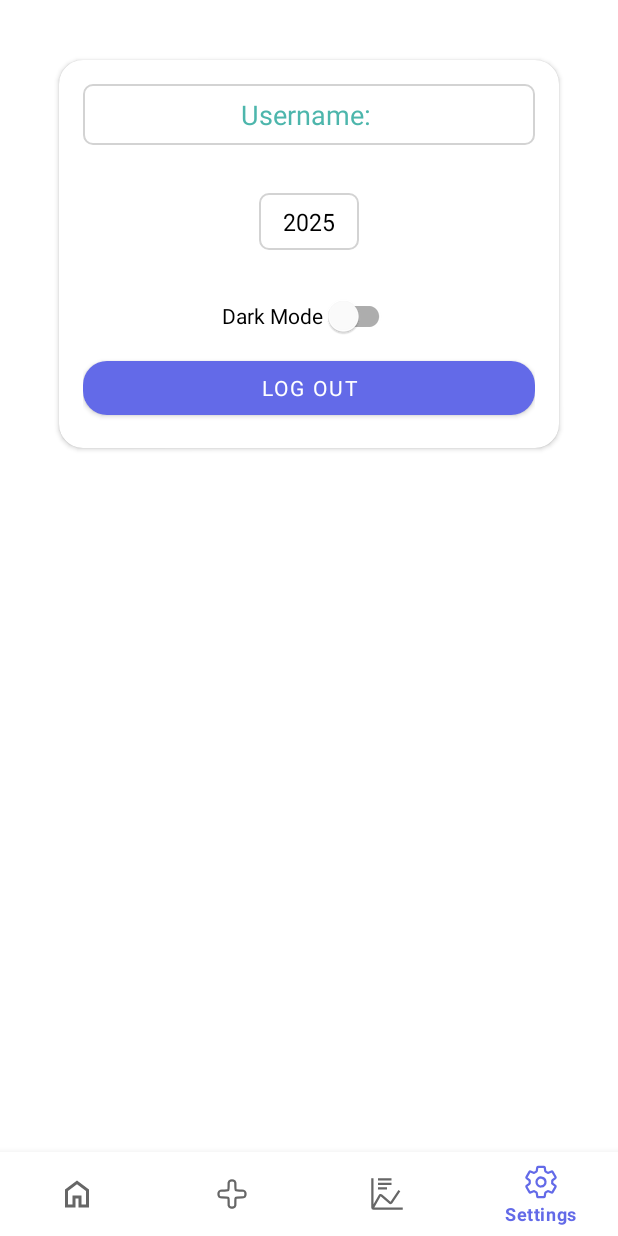
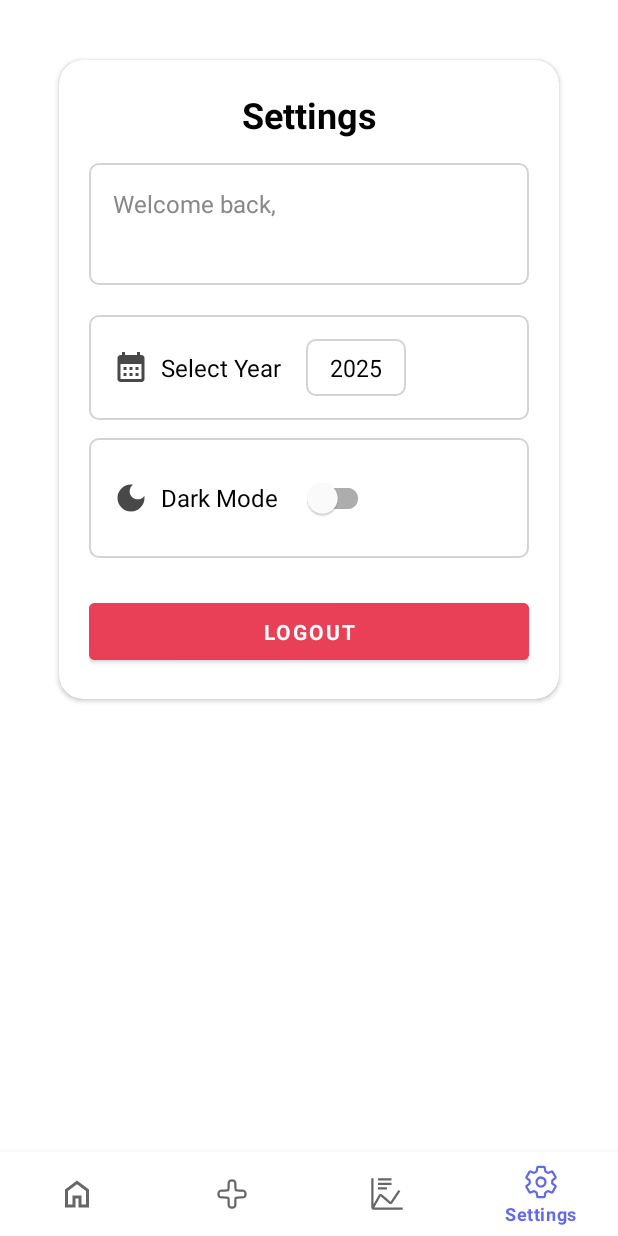
Before and after one commit to RaviRTirkey/Expense-Tracker, an Android app: the Settings screen opened through its navigation route, on a phone screen of 412 x 824 dp. Run offline under Robolectric (Android 15) with nearby library versions, the phone set to English and light mode, and no system bars; our stand-ins replace Firebase (no records; nobody signed in at launch, a user with empty details on screens opened directly), Room's generated code, navigation-ui.

Commit message:
8th commit. Improved Setting Page

```diff
--- a/app/src/main/java/com/example/expensetracker/Settings.kt
+++ b/app/src/main/java/com/example/expensetracker/Settings.kt
@@ -50,7 +50,7 @@ class Settings : Fragment() {
         val user = FirebaseAuth.getInstance().currentUser
         val email = user?.email ?: "Unknown User"
         val username = trimAfterSymbol(email, '@')
-        binding.usernameTextView.text = "Username: $username"
+        binding.usernameTextView.text = username
 
 
         //Select Year
--- /dev/null
+++ b/app/src/main/res/drawable/baseline_dark_mode_24.xml
@@ -0,0 +1,6 @@
+<vector xmlns:android="http://schemas.android.com/apk/res/android"
+    android:height="24dp" android:tint="?colorOnSurfaceVariant" android:viewportHeight="24" android:viewportWidth="24" android:width="24dp">
+
+    <path android:fillColor="@android:color/white" android:pathData="M12,3c-4.97,0 -9,4.03 -9,9s4.03,9 9,9s9,-4.03 9,-9c0,-0.46 -0.04,-0.92 -0.1,-1.36c-0.98,1.37 -2.58,2.26 -4.4,2.26c-2.98,0 -5.4,-2.42 -5.4,-5.4c0,-1.81 0.89,-3.42 2.26,-4.4C12.92,3.04 12.46,3 12,3L12,3z"/>
+
+</vector>
--- a/app/src/main/res/layout/fragment_settings.xml
+++ b/app/src/main/res/layout/fragment_settings.xml
@@ -22,56 +22,132 @@
         app:layout_constraintEnd_toEndOf="parent">
 
         <LinearLayout
+            android:orientation="vertical"
+            android:padding="20dp"
+            android:layout_width="match_parent"
+            android:layout_height="wrap_content">
+
+            <!-- Header -->
+            <LinearLayout
                 android:layout_width="match_parent"
                 android:layout_height="wrap_content"
-            android:gravity="center"
+                android:orientation="horizontal"
+                android:gravity="center_vertical"
+                android:paddingBottom="16dp">
+
+                <TextView
+                    android:id="@+id/settings_title"
+                    android:text="Settings"
+                    android:textColor="?colorOnSurface"
+                    android:textSize="24sp"
+                    android:textStyle="bold"
+                    android:layout_width="0dp"
+                    android:layout_weight="1"
+                    android:layout_height="wrap_content"
+                    android:gravity="center"/>
+
+            </LinearLayout>
+
+            <!-- Welcome Section -->
+            <LinearLayout
                 android:orientation="vertical"
-            android:padding="16dp">
+                android:background="@drawable/rectangle_spinner_bg"
+                android:padding="16dp"
+                android:layout_marginBottom="20dp"
+                android:layout_width="match_parent"
+                android:layout_height="wrap_content">
 
-            <!-- Username -->
+                <TextView
+                    android:text="Welcome back,"
+                    android:textSize="16sp"
+                    android:textColor="#888888"
+                    android:layout_width="wrap_content"
+                    android:layout_height="wrap_content"/>
+
                 <TextView
                     android:id="@+id/usernameTextView"
+                    android:text="John Doe"
+                    android:textSize="20sp"
+                    android:textStyle="bold"
+                    android:textColor="?colorOnSurface"
+                    android:layout_width="wrap_content"
+                    android:layout_height="wrap_content"/>
+
+            </LinearLayout>
+
+            <!-- Select Year -->
+            <LinearLayout
+                android:orientation="horizontal"
+                android:background="@drawable/rectangle_spinner_bg"
+                android:padding="16dp"
                 android:layout_width="match_parent"
                 android:layout_height="wrap_content"
-                android:layout_marginBottom="20dp"
+                android:gravity="center_vertical"
+                android:layout_marginBottom="12dp">
+
+                <ImageView
+                    android:src="@drawable/baseline_calendar_month_24"
+                    android:layout_width="24dp"
+                    android:layout_height="24dp"
+                    android:layout_marginEnd="8dp"/>
+
+                <TextView
+                    android:text="Select Year"
+                    android:textSize="16sp"
+                    android:layout_width="wrap_content"
+                    android:layout_height="wrap_content"
+                    android:layout_marginEnd="16dp"/>
+
+                <Spinner
+                    android:id="@+id/yearSpinner"
                     android:gravity="center"
                     android:background="@drawable/rectangle_spinner_bg"
-                android:text="Username: JohnDoe"
-                android:textColor="#4DB6AC"
-                android:textSize="18sp" />
+                    android:layout_width="wrap_content"
+                    android:layout_height="wrap_content"/>
+            </LinearLayout>
 
-            <!-- Year Selection -->
-            <Spinner
-                android:id="@+id/yearSpinner"
+            <!-- Dark Mode Switch -->
+            <LinearLayout
+                android:orientation="horizontal"
+                android:background="@drawable/rectangle_spinner_bg"
+                android:padding="16dp"
+                android:layout_width="match_parent"
+                android:layout_height="wrap_content"
+                android:gravity="center_vertical"
+                android:layout_marginBottom="24dp">
+
+                <ImageView
+                    android:src="@drawable/baseline_dark_mode_24"
+                    android:layout_width="24dp"
+                    android:layout_height="24dp"
+                    android:layout_marginEnd="8dp"/>
+
+                <TextView
+                    android:text="Dark Mode"
+                    android:textSize="16sp"
                     android:layout_width="wrap_content"
                     android:layout_height="wrap_content"
-                android:gravity="center"
-                android:background="@drawable/rectangle_spinner_bg"
-                android:layout_marginTop="12dp"
-                android:spinnerMode="dropdown"
-                android:padding="8dp" />
+                    android:layout_marginEnd="16dp"/>
 
-            <!-- Theme Toggle -->
                 <com.google.android.material.switchmaterial.SwitchMaterial
                     android:id="@+id/themeSwitch"
                     android:layout_width="wrap_content"
                     android:layout_height="wrap_content"
-                android:layout_marginTop="20dp"
-                android:text="Dark Mode"
-                android:textColor="?attr/colorOnSurface"
                     android:checked="false" />
-
+            </LinearLayout>
 
             <!-- Logout Button -->
-            <com.google.android.material.button.MaterialButton
-                android:id="@+id/logoutButton"
+            <Button
+                android:id="@+id/logout_button"
+                android:text="Logout"
+                android:textStyle="bold"
+                android:textColor="@android:color/white"
+                android:backgroundTint="#E94057"
                 android:layout_width="match_parent"
-                android:layout_height="wrap_content"
-                android:text="Log Out"
-                app:cornerRadius="16dp"/>
-
+                android:layout_height="50dp"/>
 
         </LinearLayout>
+
     </androidx.cardview.widget.CardView>
 
 </androidx.constraintlayout.widget.ConstraintLayout>
```
Lines whose indentation alone changed are shown as unchanged.
